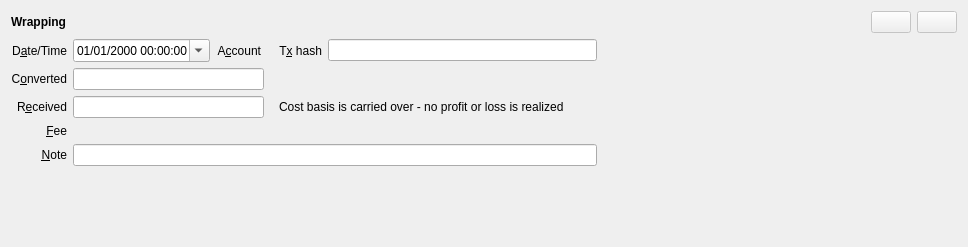
Qt form jal/ui/widgets/conversion_operation.ui (titov-vv/jal) before a commit.
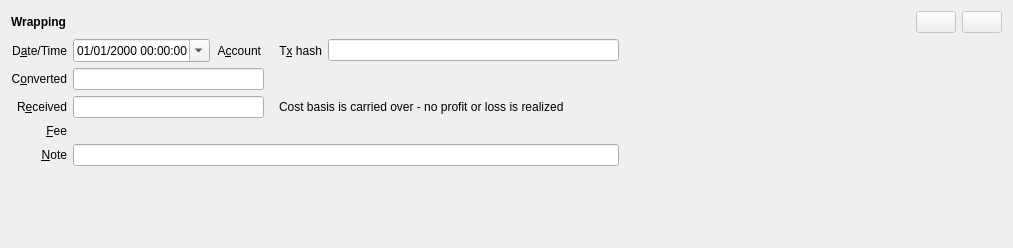
The same form after that commit. Custom widgets are drawn as their Qt base class.

Commit message: FeeWidget placement in operation's widgets was improved.

What changed in the file:
```diff
--- a/jal/ui/widgets/conversion_operation.ui
+++ b/jal/ui/widgets/conversion_operation.ui
@@ -6,8 +6,8 @@
    <rect>
     <x>0</x>
     <y>0</y>
-    <width>968</width>
-    <height>247</height>
+    <width>1013</width>
+    <height>248</height>
    </rect>
   </property>
   <property name="windowTitle">
@@ -233,9 +233,6 @@
      </property>
     </widget>
    </item>
-   <item row="4" column="1" colspan="3">
-    <widget class="FeeWidget" name="fee_widget" native="true"/>
-   </item>
    <item row="5" column="0">
     <widget class="QLabel" name="note_label">
      <property name="text">
@@ -281,21 +278,23 @@
      </property>
     </spacer>
    </item>
+   <item row="4" column="1" colspan="6">
+    <widget class="FeeWidget" name="fee_widget"/>
+   </item>
   </layout>
  </widget>
  <customwidgets>
-  <customwidget>
-   <class>FeeWidget</class>
-   <extends>QWidget</extends>
-   <header>jal/widgets/fee_widget.h</header>
-   <container>0</container>
-  </customwidget>
   <customwidget>
    <class>ReferenceSelectorWidget</class>
    <extends>QWidget</extends>
    <header>jal/widgets/reference_selector.h</header>
    <container>1</container>
   </customwidget>
+  <customwidget>
+   <class>FeeWidget</class>
+   <extends>QWidget</extends>
+   <header>jal/widgets/fee_widget.h</header>
+  </customwidget>
  </customwidgets>
  <tabstops>
   <tabstop>timestamp</tabstop>
```
Left out of the diff: 2 changed lines with no effect on the pictures. The commit also changes 15 other files.
